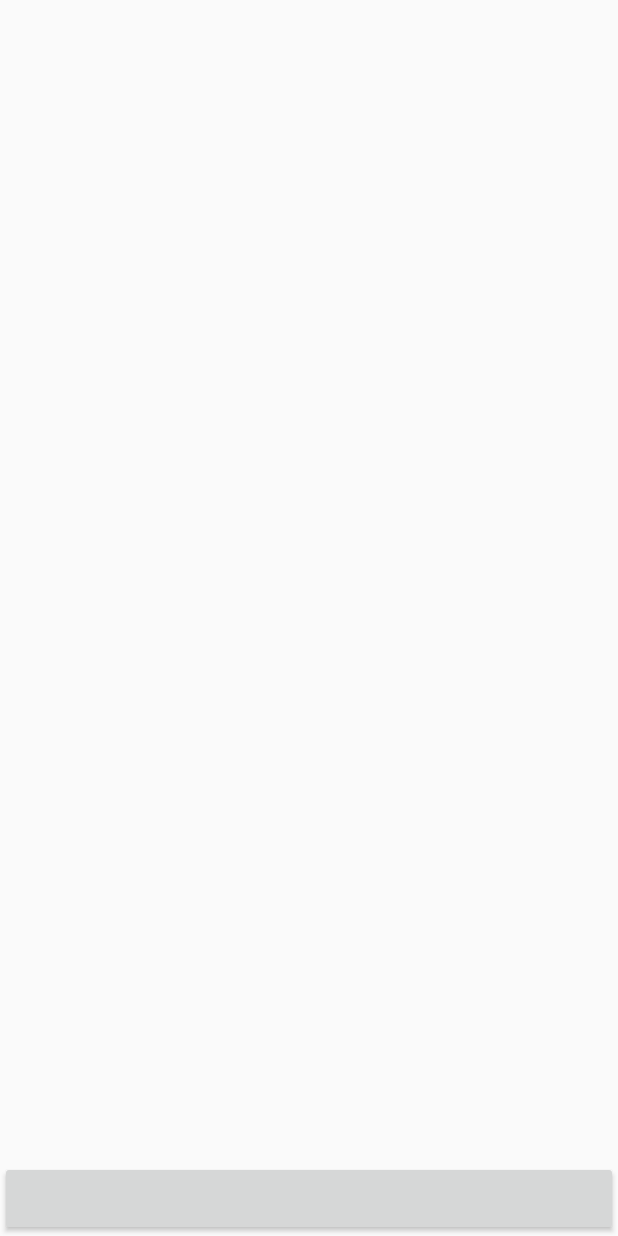
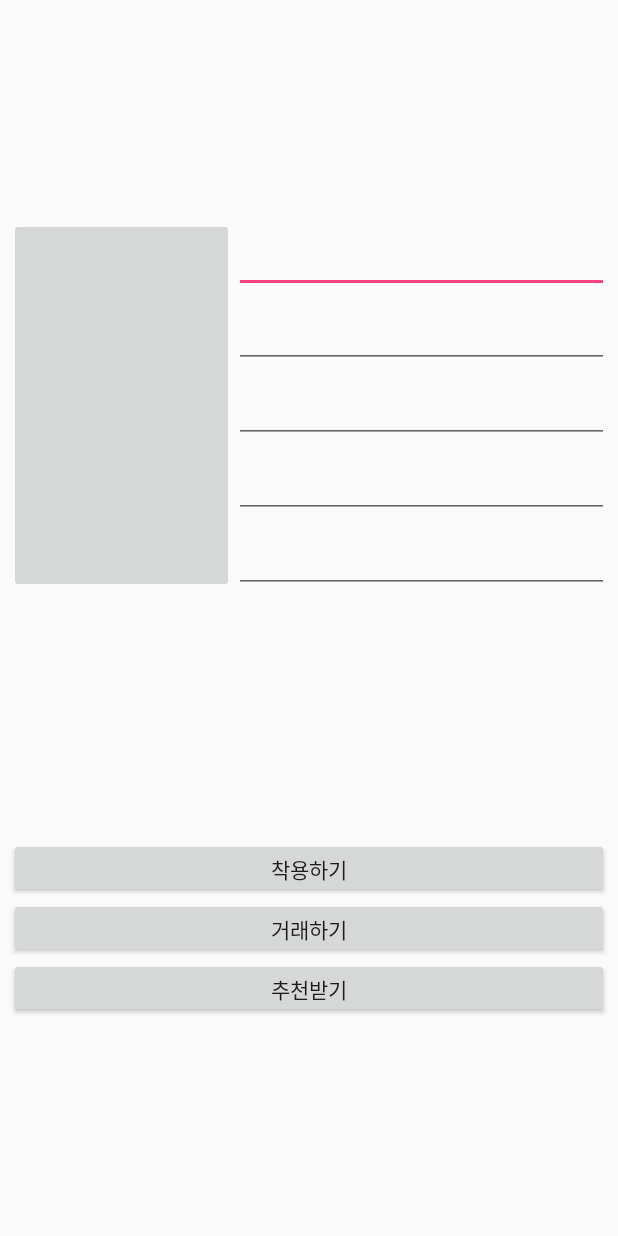
Before and after one commit to Realcheese94/StyleStockProjects, an Android app: the layout activity_add_item.xml on its own in the app's theme, with its tools: preview values and no code run, on a phone screen of 412 x 824 dp. Run offline under Robolectric (Android 15) with nearby library versions, the phone set to English and light mode, and no system bars.

Commit message:
팝업 및 add 완료 firebase 에 추가 생성 및 저장 만 하면 완료

```diff
--- a/app/src/main/AndroidManifest.xml
+++ b/app/src/main/AndroidManifest.xml
@@ -19,7 +19,8 @@
             </intent-filter>
         </activity>
         <activity android:name=".MainActivity" />
-        <activity android:name=".AddItem">
+        <activity android:name=".AddItem"
+                   android:theme="@style/Theme.AppCompat.Dialog">
             </activity>
 
     </application>
--- a/app/src/main/java/com/example/sj/stylestockprojects/AddItem.java
+++ b/app/src/main/java/com/example/sj/stylestockprojects/AddItem.java
@@ -10,6 +10,12 @@ public class AddItem extends AppCompatActivity {
     @Override
     protected void onCreate(Bundle savedInstanceState) {
         super.onCreate(savedInstanceState);
+        requestWindowFeature(Window.FEATURE_NO_TITLE);
+        WindowManager.LayoutParams  layoutParams = new WindowManager.LayoutParams();
+        layoutParams.flags  = WindowManager.LayoutParams.FLAG_DIM_BEHIND;
+        layoutParams.dimAmount  = 0.7f;
+
         setContentView(R.layout.activity_add_item);
+
     }
 }
--- a/app/src/main/res/layout/activity_add_item.xml
+++ b/app/src/main/res/layout/activity_add_item.xml
@@ -1,15 +1,107 @@
 <?xml version="1.0" encoding="UTF-8"?>
 
-<LinearLayout
+<RelativeLayout
     xmlns:android="http://schemas.android.com/apk/res/android"
-    android:layout_width="match_parent"
-    android:layout_height="match_parent">
+    android:layout_width="600px"
+    android:layout_height="800px"
+    android:layout_gravity="center">
+    <LinearLayout
+        android:layout_width="match_parent"
+        android:layout_height="match_parent"
+        android:orientation="vertical"
+        android:overScrollMode="always">
+        <LinearLayout
+            android:layout_width="match_parent"
+            android:layout_height="match_parent"
+            android:orientation="horizontal">
+
+
+        <ImageButton
+            android:layout_width="150dp"
+            android:layout_height="250dp" />
+
+            <LinearLayout
+                android:layout_width="match_parent"
+                android:layout_height="250dp"
+                android:orientation="vertical"
+                android:overScrollMode="always">
+
+                <android.support.v7.widget.AppCompatImageView
+                    android:layout_width="match_parent"
+                    android:layout_height="20dp" />
+
+                <EditText
+                    android:id="@+id/itemname"
+                    android:layout_width="match_parent"
+                    android:layout_height="30dp" />
+
+                <android.support.v7.widget.AppCompatImageView
+                    android:layout_width="match_parent"
+                    android:layout_height="20dp" />
+
+                <EditText
+                    android:id="@+id/brandname"
+                    android:layout_width="match_parent"
+                    android:layout_height="30dp" />
+
+
+                <android.support.v7.widget.AppCompatImageView
+                    android:layout_width="match_parent"
+                    android:layout_height="20dp" />
+
+                <EditText
+                    android:id="@+id/itemprice"
+                    android:layout_width="match_parent"
+                    android:layout_height="30dp" />
+
+                <android.support.v7.widget.AppCompatImageView
+                    android:layout_width="match_parent"
+                    android:layout_height="20dp" />
+
+                <EditText
+                    android:id="@+id/usenumber"
+                    android:layout_width="match_parent"
+                    android:layout_height="30dp" />
+
+                <android.support.v7.widget.AppCompatImageView
+                    android:layout_width="match_parent"
+                    android:layout_height="20dp" />
+
+                <EditText
+                    android:id="@+id/sizename"
+                    android:layout_width="match_parent"
+                    android:layout_height="30dp" />
+
+
+            </LinearLayout>
+
+        </LinearLayout>
+    </LinearLayout>
 
     <Button
-        android:id="@+id/GoaddButton"
+        android:id="@+id/WearButton"
         android:layout_width="match_parent"
-        android:layout_height="50dp"
-        android:layout_gravity="bottom" />
+        android:layout_height="40dp"
+        android:layout_above="@+id/AutionButton"
+
+        android:text="착용하기" />
+
+    <Button
+        android:id="@+id/RecommendButton"
+        android:layout_width="match_parent"
+        android:layout_height="40dp"
+        android:layout_alignParentBottom="true"
+        android:layout_alignParentStart="true"
+        android:text="추천받기" />
+
+    <Button
+        android:id="@+id/AutionButton"
+        android:layout_width="match_parent"
+        android:layout_height="40dp"
+        android:layout_above="@+id/RecommendButton"
+        android:text="거래하기" />
 
 
-</LinearLayout>
+
+
+</RelativeLayout>
```
